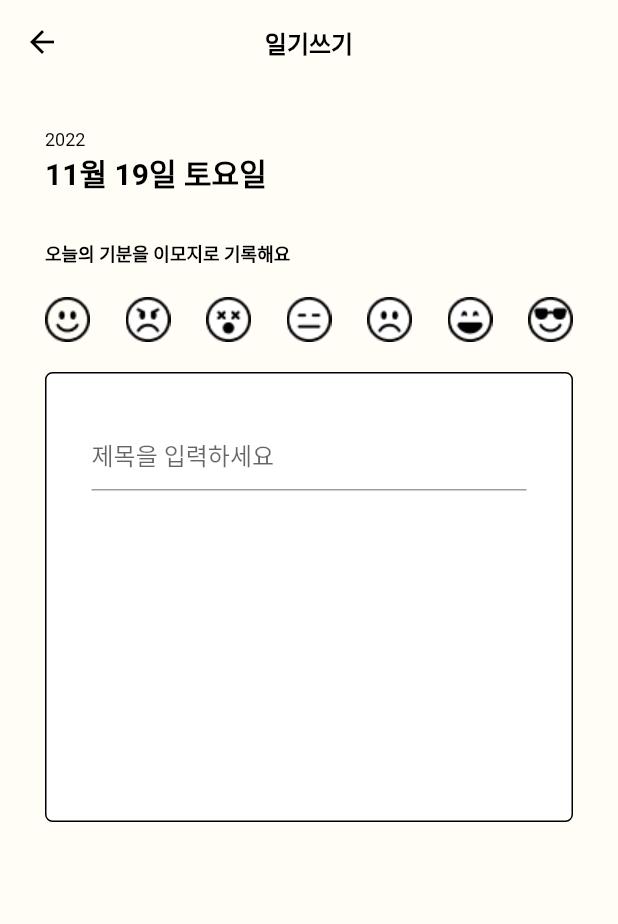
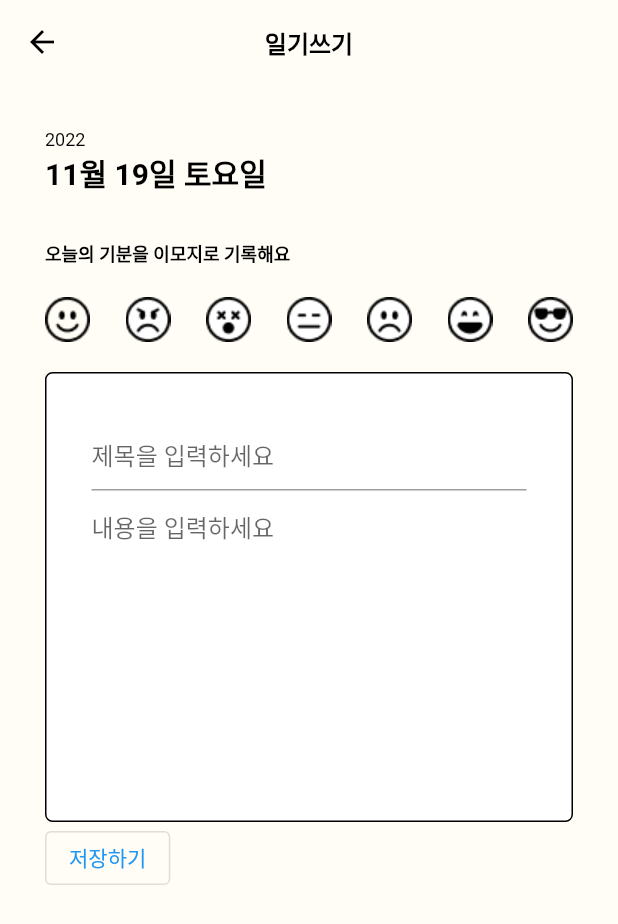
Before and after one commit to JeeSeoyoung/MOOHA, a Flutter app: the WritingPage screen opened directly with empty values, on a phone screen of 412 x 824 dp. Shown: the top 924 px of the screen. Run offline on Flutter 3.47's test engine with Material 2 defaults, Android fonts, the phone set to English and light mode, and no system bars; our stand-ins replace firebase_core, flutter_calendar_carousel; accounts and stored records are empty.

Commit message:
writing page overflow fix

```diff
--- a/lib/writing_page.dart
+++ b/lib/writing_page.dart
@@ -25,7 +25,9 @@ class WritingPage extends StatelessWidget {
           style: Theme.of(context).appBarTheme.titleTextStyle,
         ),
       ),
-      body: Container(
+      body: ListView(
+        children: [
+          Container(
             padding: const EdgeInsets.all(30.0),
             child: Column(
               crossAxisAlignment: CrossAxisAlignment.start,
@@ -48,38 +50,38 @@ class WritingPage extends StatelessWidget {
                   mainAxisAlignment: MainAxisAlignment.spaceBetween,
                   children: [
                     ColorFiltered(
-                  colorFilter:
-                      const ColorFilter.mode(Colors.white, BlendMode.modulate),
+                      colorFilter: const ColorFilter.mode(
+                          Colors.white, BlendMode.modulate),
                       child: Image.asset('assets/emoji-smile.png'),
                     ),
                     ColorFiltered(
-                  colorFilter:
-                      const ColorFilter.mode(Colors.white, BlendMode.modulate),
+                      colorFilter: const ColorFilter.mode(
+                          Colors.white, BlendMode.modulate),
                       child: Image.asset('assets/emoji-angry.png'),
                     ),
                     ColorFiltered(
-                  colorFilter:
-                      const ColorFilter.mode(Colors.white, BlendMode.modulate),
+                      colorFilter: const ColorFilter.mode(
+                          Colors.white, BlendMode.modulate),
                       child: Image.asset('assets/emoji-dizzy.png'),
                     ),
                     ColorFiltered(
-                  colorFilter:
-                      const ColorFilter.mode(Colors.white, BlendMode.modulate),
+                      colorFilter: const ColorFilter.mode(
+                          Colors.white, BlendMode.modulate),
                       child: Image.asset('assets/emoji-expressionless.png'),
                     ),
                     ColorFiltered(
-                  colorFilter:
-                      const ColorFilter.mode(Colors.white, BlendMode.modulate),
+                      colorFilter: const ColorFilter.mode(
+                          Colors.white, BlendMode.modulate),
                       child: Image.asset('assets/emoji-frown.png'),
                     ),
                     ColorFiltered(
-                  colorFilter:
-                      const ColorFilter.mode(Colors.white, BlendMode.modulate),
+                      colorFilter: const ColorFilter.mode(
+                          Colors.white, BlendMode.modulate),
                       child: Image.asset('assets/emoji-laughing.png'),
                     ),
                     ColorFiltered(
-                  colorFilter:
-                      const ColorFilter.mode(Colors.white, BlendMode.modulate),
+                      colorFilter: const ColorFilter.mode(
+                          Colors.white, BlendMode.modulate),
                       child: Image.asset('assets/emoji-sunglasses.png'),
                     ),
                   ],
@@ -95,19 +97,39 @@ class WritingPage extends StatelessWidget {
                         color: Colors.black,
                         width: 1.0,
                       )),
-              child: SingleChildScrollView(
                   child: Column(
                     children: [
                       TextField(
                         controller: _titleController,
-                      decoration: const InputDecoration(hintText: '제목을 입력하세요'),
+                        decoration:
+                            const InputDecoration(hintText: '제목을 입력하세요'),
                       ),
-                  ],
+                      Scrollbar(
+                        child: SizedBox(
+                          height: 190,
+                          child: TextField(
+                            controller: _contentController,
+                            keyboardType: TextInputType.multiline,
+                            maxLines: null,
+                            decoration: const InputDecoration(
+                                hintText: '내용을 입력하세요',
+                                border: InputBorder.none),
                           ),
                         ),
                       ),
                     ],
                   ),
+                ),
+                OutlinedButton(
+                  onPressed: () {
+                    Navigator.pop(context);
+                  },
+                  child: Text('저장하기'),
+                )
+              ],
+            ),
+          ),
+        ],
       ),
     );
   }
```
Lines whose indentation alone changed are shown as unchanged.
